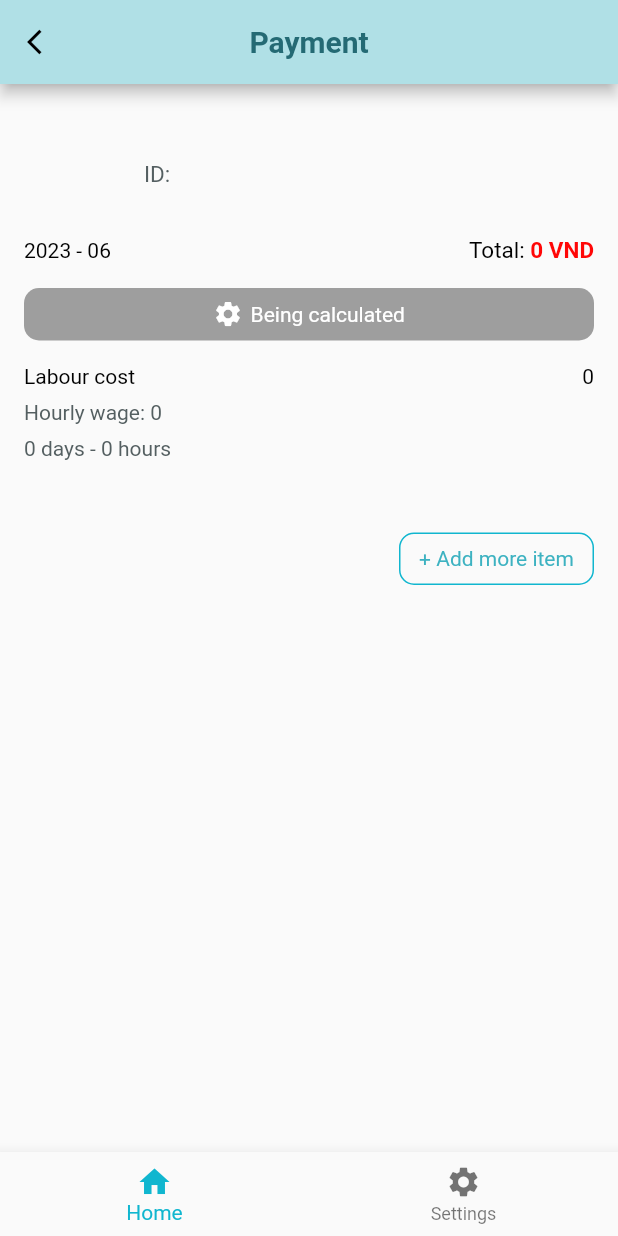
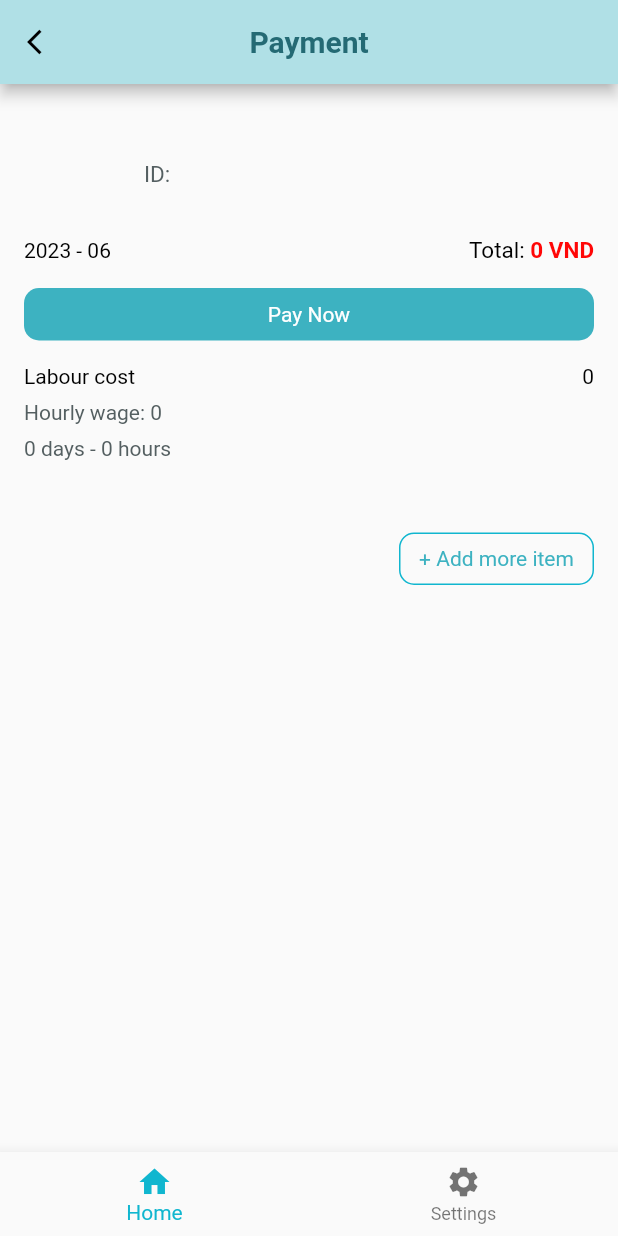
Before and after one commit to nhtrung2k2/flutter-wavy, a Flutter app: the Payment screen opened by its route, on a phone screen of 412 x 824 dp. Run offline on Flutter 3.47's test engine with Material 2 defaults, Android fonts, the light colour scheme and no system bars; our stand-ins replace bloc, dio, equatable, flutter_bloc, flutter_slidable, flutter_svg and 6 more; accounts and stored records are empty; network calls fail; key blocks and very long unbroken strings in the code were emptied for the run.

Commit message:
payment button fix

```diff
--- a/lib/view/pages/payment.dart
+++ b/lib/view/pages/payment.dart
@@ -178,7 +178,8 @@ class _PaymentState extends State<Payment> {
                       Column(
                         children: (paymentState.payment?.items ?? []).map((item) => Padding(
                           padding: EdgeInsets.only(bottom: paymentState.payment!.items.last == item ? 0.0 : 16.0),
-                          child: _item(item, (paymentState.payment?.items ?? []).indexOf(item), paymentState.canPayStatus == CanPayStatus.payNow),
+                          child: _item(item, (paymentState.payment?.items ?? []).indexOf(item), true),
+                          // child: _item(item, (paymentState.payment?.items ?? []).indexOf(item), paymentState.canPayStatus == CanPayStatus.payNow),
                         )).toList(),
                       ),
                       const SizedBox(
@@ -230,42 +231,43 @@ class _PaymentState extends State<Payment> {
   Widget _payButton(PaymentState state){
     return GestureDetector(
       onTap: (){
-        if(state.canPayStatus == CanPayStatus.payNow){
-          paymentBloc.add(PayEvent());
-        }
+        // if(state.canPayStatus == CanPayStatus.payNow){
+        paymentBloc.add(PayEvent());
+        // }
       },
       child: Container(
         height: 35,
         width: double.infinity,
         alignment: Alignment.center,
         decoration: BoxDecoration(
-          color: state.canPayStatus == CanPayStatus.paid ? Colors.green : (state.canPayStatus == CanPayStatus.payNow ? CustomColors.bluetext : Colors.grey),
+          color: CustomColors.bluetext,//state.canPayStatus == CanPayStatus.paid ? Colors.green : (state.canPayStatus == CanPayStatus.payNow ? CustomColors.bluetext : Colors.grey),
           borderRadius: BorderRadius.circular(10.0),
         ),
         child: Row(
           mainAxisSize: MainAxisSize.min,
-          children: [
-            state.canPayStatus == CanPayStatus.paid
-              ? const Padding(
-                padding: EdgeInsets.only(right: 5.0),
-                child: Icon(
-                  Icons.check_circle,
-                  color: Colors.white,
-                  size: 20,
-                ),
-              )
-              : state.canPayStatus == CanPayStatus.beingCalculated
-                  ? const Padding(
-                    padding: EdgeInsets.only(right: 5.0),
-                    child: Icon(
-                      Icons.settings,
-                      color: Colors.white,
-                      size: 20,
-                    ),
-                  )
-                  : Container(),
+          children: const [
+            // state.canPayStatus == CanPayStatus.paid
+            //   ? const Padding(
+            //     padding: EdgeInsets.only(right: 5.0),
+            //     child: Icon(
+            //       Icons.check_circle,
+            //       color: Colors.white,
+            //       size: 20,
+            //     ),
+            //   )
+            //   : state.canPayStatus == CanPayStatus.beingCalculated
+            //       ? const Padding(
+            //         padding: EdgeInsets.only(right: 5.0),
+            //         child: Icon(
+            //           Icons.settings,
+            //           color: Colors.white,
+            //           size: 20,
+            //         ),
+            //       )
+            //       : Container(),
             Text(
-              state.canPayStatus == CanPayStatus.paid ? 'Paid' : (state.canPayStatus == CanPayStatus.payNow ? 'Pay Now' : 'Being calculated'),
+              'Pay Now',
+              // state.canPayStatus == CanPayStatus.paid ? 'Paid' : (state.canPayStatus == CanPayStatus.payNow ? 'Pay Now' : 'Being calculated'),
               style: const TextStyle(
                 color: Colors.white,
                 fontSize: 14,
```
